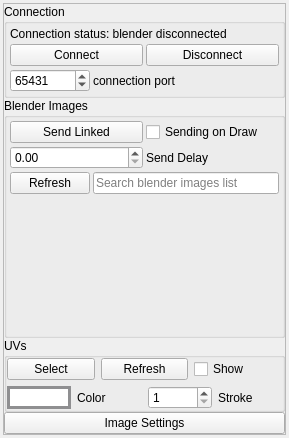
Above: KritaBlenderLink/BlenderKritaLinkUI.ui from heisenshark/blender-krita-link-plugin before the change. Below: the same form after it.
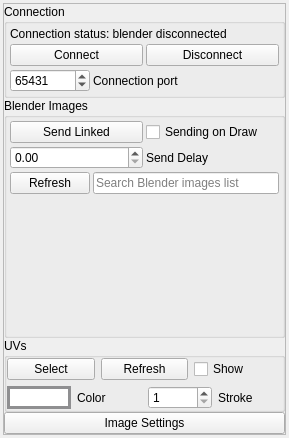
That is the form after the change.

Commit message: readme update, gif update, labels corrections, uv hash calculation change

Diff of the .ui file:
```diff
--- a/KritaBlenderLink/BlenderKritaLinkUI.ui
+++ b/KritaBlenderLink/BlenderKritaLinkUI.ui
@@ -180,7 +180,7 @@
                <string>&lt;html&gt;&lt;head/&gt;&lt;body&gt;&lt;p&gt;Connection port&lt;/p&gt;&lt;/body&gt;&lt;/html&gt;</string>
               </property>
               <property name="text">
-               <string>connection port</string>
+               <string>Connection port</string>
               </property>
               <property name="alignment">
                <set>Qt::AlignLeading|Qt::AlignLeft|Qt::AlignVCenter</set>
@@ -315,7 +315,7 @@
                <string>&lt;html&gt;&lt;head/&gt;&lt;body&gt;&lt;p&gt;Case insensitive search for the phrase inside the images, searches only on name and is whitespace sensitive&lt;/p&gt;&lt;/body&gt;&lt;/html&gt;</string>
               </property>
               <property name="placeholderText">
-               <string>Search blender images list</string>
+               <string>Search Blender images list</string>
               </property>
               <property name="clearButtonEnabled">
                <bool>true</bool>
```
The commit also changes 5 other files.
